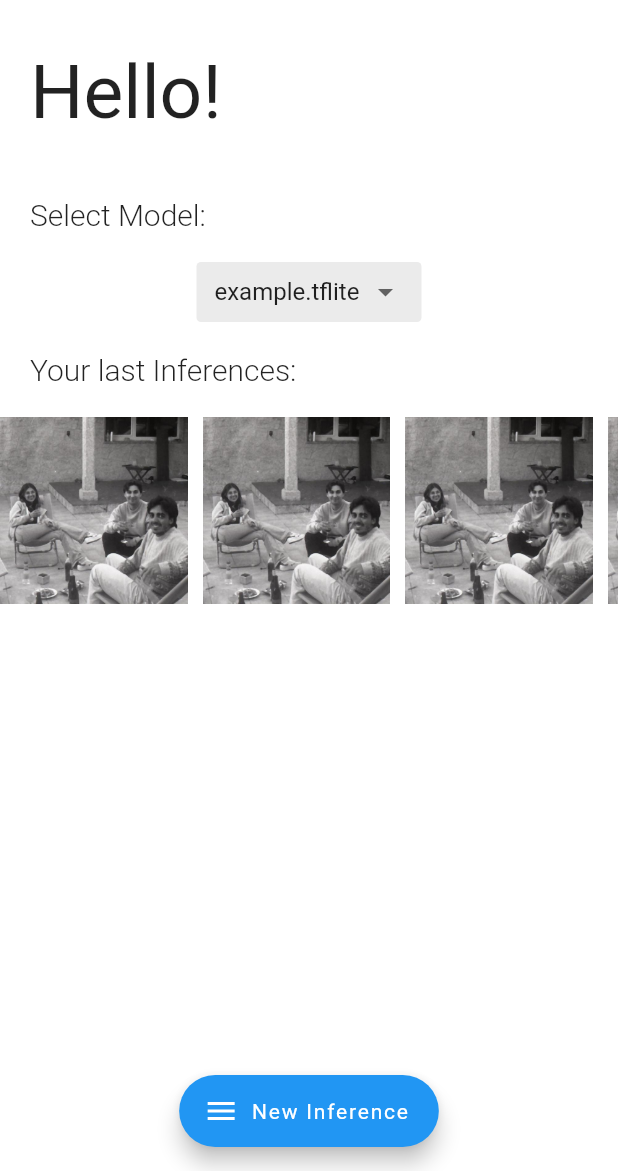
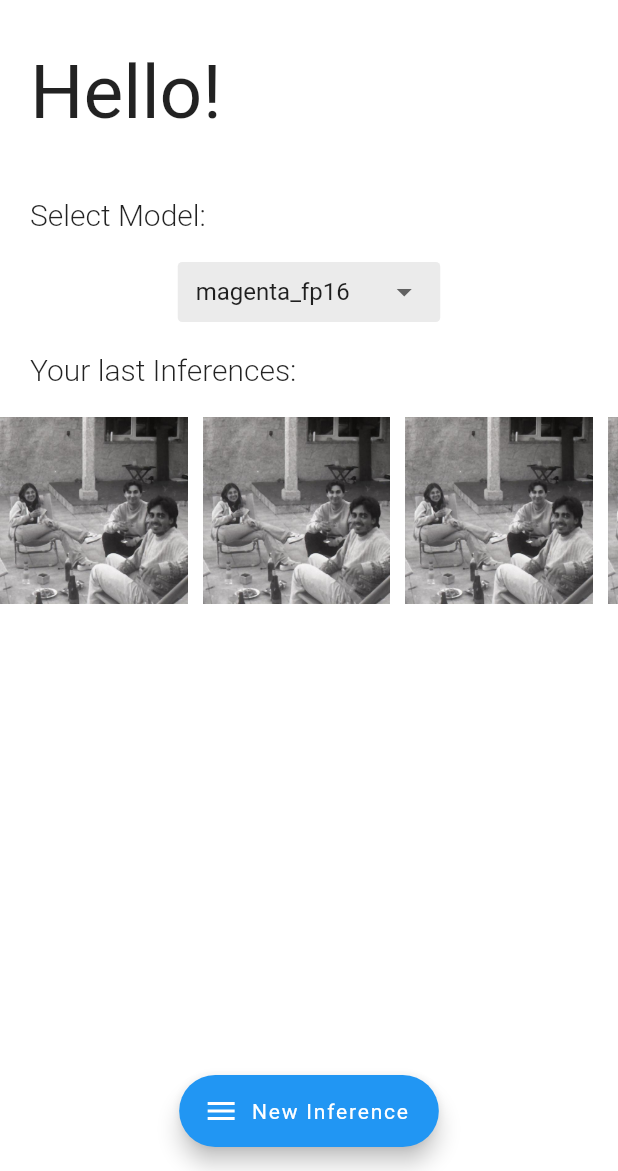
Before and after one commit to pguijas/artiluxio, a Flutter app: the screen it shows after launch, on a phone screen of 412 x 824 dp, the part 65-1236 px from its top. Run offline on Flutter 3.47's test engine with Material 2 defaults, Android fonts, the phone set to English and light mode, and no system bars; drawn by our look-alikes of flutter_speed_dial; our stand-ins replace flutter_bloc, image_picker, photo_view; missing offline and left inert: tflite_flutter.

Commit message:
Error con el modelo

```diff
--- a/lib/bloc/app_bloc.dart
+++ b/lib/bloc/app_bloc.dart
@@ -7,7 +7,7 @@ part 'app_bloc_event.dart';
 part 'app_bloc_state.dart';
 
 class AppBloc extends Bloc<AppBlocEvent, AppBlocState> {
-  List<String> models = ["example.tflite"];
+  List<String> models = ["magenta_fp16", "magenta_int8"];
   List<String> styleImages = [];
 
   final picker = ImagePicker();
--- a/lib/bloc/app_bloc_state.dart
+++ b/lib/bloc/app_bloc_state.dart
@@ -4,7 +4,7 @@ class AppBlocState {
   int styleIndex = 0;
   String actualInferencePath = "";
   bool runningInference = false;
-  StyleTransferer model = StyleTransferer("magenta", "fp16");
+  StyleTransferer model = StyleTransferer("magenta_fp16");
 
   AppBlocState(
       {required this.styleIndex,
--- a/lib/model/model.dart
+++ b/lib/model/model.dart
@@ -31,8 +31,9 @@ class StyleTransferer {
 
   late String name;
 
-  StyleTransferer(String modelName, String precision) {
-    name = modelName + "_" + precision;
+  StyleTransferer(String name) {
+    print("Loading model: $name");
+    name = "magenta" + "_" + "fp16";
     _stylePredictor = MODELS_FOLDER + name + "_prediction.tflite";
     _styleTransformer = MODELS_FOLDER + name + "_transfer.tflite";
   }
@@ -68,6 +69,12 @@ class StyleTransferer {
   }
 
   Future<String> transfer(File inputFile, File styleFile) async {
+    if (notLoaded) {
+      print("Model not loaded, llamandolo antes de cargarlo");
+    }
+    print("------Name: $name");
+    //if (name =)
+
     String inputName = basename(inputFile.path).split(".")[0];
     String styleName = basename(styleFile.path).split(".")[0];
     String outputFile =
--- a/lib/screens/main_screen.dart
+++ b/lib/screens/main_screen.dart
@@ -1,31 +1,23 @@
 import 'package:artiluxio/screens/help_screen.dart';
 import 'package:artiluxio/screens/image_screen.dart';
 import 'package:artiluxio/screens/inference_screen.dart';
+import 'package:artiluxio/screens/widgets/floatting_button.dart';
+import 'package:artiluxio/screens/widgets/last_inferences.dart';
+import 'package:artiluxio/screens/widgets/model_selector.dart';
 import 'package:flutter/material.dart';
 import 'package:flutter_bloc/flutter_bloc.dart';
-import 'package:image_picker/image_picker.dart';
 import '../bloc/app_bloc.dart';
 import 'package:flutter_speed_dial/flutter_speed_dial.dart';
 
-/*
-Main Screen Content:
-  - App Bar (title and settings button)
-  - Body
-    - Last Inferences (laterally scrollable)
-    - Load Model Button
-  - Floating Button (new inference)
-
-
-AQUI VA  ATOCAR DIVIDIR TODO EN COMPONENTES
-*/
-
 class MainScreen extends StatelessWidget {
+  // Atributes
   final String title = "ArtiLuxio";
   final double imgSize = 125.0;
   ValueNotifier<bool> isDialOpen = ValueNotifier(false);
 
   MainScreen({super.key});
 
+  // goInference Callback
   void goInference(BuildContext context, String imgPath) {
     AppBloc appBloc = BlocProvider.of<AppBloc>(context);
     Navigator.push(
@@ -35,8 +27,7 @@ class MainScreen extends StatelessWidget {
     );
   }
 
-  //_onImageButtonPressed(ImageSource.gallery, context: context);
-
+  // goToSettings Callback
   void goToSettings(BuildContext context) {
     Navigator.push(
       context,
@@ -44,7 +35,8 @@ class MainScreen extends StatelessWidget {
     );
   }
 
-  Widget itembluider(BuildContext context, int i) {
+  // itemBuilder Generator (last inferences)
+  Widget itemBuilder(BuildContext context, int i) {
     return InkWell(
         onTap: () {
           Navigator.push(
@@ -78,10 +70,7 @@ class MainScreen extends StatelessWidget {
           fit: BoxFit.contain,
           height: 30,
         ),
-
-        // set same color as background
         backgroundColor: isDarkMode ? Colors.black : Colors.white,
-
         elevation: 0.0,
         actions: [
           IconButton(
@@ -97,6 +86,9 @@ class MainScreen extends StatelessWidget {
       // Body
       body: Column(
         children: [
+          ///////////////////
+          /// Hello! Text
+          ///////////////////
           Container(
             margin: const EdgeInsets.only(left: 20.0, top: 20.0),
             child: const Align(
@@ -111,120 +103,38 @@ class MainScreen extends StatelessWidget {
             ),
           ),
 
-          Container(
-            margin: const EdgeInsets.only(left: 20.0, top: 40.0, bottom: 20.0),
-            child: const Align(
-              alignment: Alignment.topLeft,
-              child: Text(
-                "Select Model:",
-                style: TextStyle(
-                    fontSize: 20,
-                    fontFamily: "Roboto",
-                    fontWeight: FontWeight.w300),
-              ),
-            ),
+          ////////////////////////
+          /// Model Selectior
+          ///////////////////////
+          ModelSelector(isDarkMode: isDarkMode, models: models),
+
+          ////////////////////////
+          /// Last Inferences
+          ///////////////////////
+          LastInferences(
+            imgSize: imgSize,
+            itemBuilder: itemBuilder,
+          )
+        ],
       ),
 
-          // dropbox to select the model
-          Container(
-            padding: const EdgeInsets.symmetric(
-              horizontal: 12.0,
-            ),
-            height: 40.0,
-            width: 150.0,
-            decoration: BoxDecoration(
-                borderRadius: BorderRadius.circular(3.0),
-                color: isDarkMode
-                    ? const Color.fromARGB(20, 255, 255, 255)
-                    : const Color.fromARGB(20, 0, 0, 0)),
-            child: DropdownButtonHideUnderline(
-                child: DropdownButton(
-                    value: models[0],
-                    // obtain the value from the bloc
-                    items: models
-                        .map((e) => DropdownMenuItem(
-                            value: e,
-                            child: Text(
-                              e,
-                            )))
-                        .toList(),
-                    onChanged: (value) {
-                      print(value);
-                    }) // your Dropdown Widget here
-                ),
-          ),
-          Container(
-              margin:
-                  const EdgeInsets.only(left: 20.0, top: 20.0, bottom: 20.0),
-              child: const Align(
-                alignment: Alignment.topLeft,
-                child: Text(
-                  "Your last Inferences:",
-                  style: TextStyle(
-                      fontSize: 20,
-                      fontFamily: "Roboto",
-                      fontWeight: FontWeight.w300),
-                ),
-              )),
-
-          // Last Inferences Scrollable
-          SizedBox(
-            height: imgSize,
-            child: ListView.separated(
-              scrollDirection: Axis.horizontal,
-              padding: const EdgeInsets.all(0),
-              itemCount: 10,
-              itemBuilder: (_, i) => itembluider(context, i),
-              separatorBuilder: (_, i) => const SizedBox(width: 10),
-            ),
-          ),
-        ],
-      ),
-      /*
-        Center(
-          child: ElevatedButton(
-            onPressed: () {
-              BlocProvider.of<AppBloc>(context).add(ModelLoadedEvent("model"));
-            },
-            child: const Text("Load Model"),
-          ),
-        ),
-        */
-
+      //////////////////////////////
       // Centered Floating Button
+      //////////////////////////////
       floatingActionButtonLocation: FloatingActionButtonLocation.centerFloat,
-      floatingActionButton: SpeedDial(
-        backgroundColor:
-            Theme.of(context).colorScheme.primary, // primary swatch
-        animatedIcon: AnimatedIcons.menu_arrow,
-        label: const Text("New Inference"),
-        renderOverlay: true,
-        spacing: 10,
-        spaceBetweenChildren: 10,
-        switchLabelPosition: true,
-        openCloseDial: isDialOpen,
-
-        children: [
-          SpeedDialChild(
-            child: const Icon(Icons.camera_alt),
-            label: "Camera",
-            onTap: () {
+      floatingActionButton: FloattingButton(
+        isDialOpen: isDialOpen,
+        onCamera: () {
           BlocProvider.of<AppBloc>(context)
               .getInputImage(true, context, goInference);
           isDialOpen.value = false;
         },
-          ),
-          SpeedDialChild(
-            child: const Icon(Icons.add_photo_alternate),
-            label: "Gallery",
-            onTap: () {
+        onGallery: () {
           BlocProvider.of<AppBloc>(context)
               .getInputImage(false, context, goInference);
           isDialOpen.value = false;
         },
       ),
-        ],
-      ),
     );
   }
 }
--- /dev/null
+++ b/lib/screens/widgets/floatting_button.dart
@@ -0,0 +1,40 @@
+import 'package:flutter/material.dart';
+import 'package:flutter_speed_dial/flutter_speed_dial.dart';
+
+class FloattingButton extends StatelessWidget {
+  ValueNotifier<bool> isDialOpen;
+  Function onCamera;
+  Function onGallery;
+
+  FloattingButton(
+      {required this.isDialOpen,
+      required this.onCamera,
+      required this.onGallery});
+
+  @override
+  Widget build(BuildContext context) {
+    return SpeedDial(
+      backgroundColor: Theme.of(context).colorScheme.primary, // primary swatch
+      animatedIcon: AnimatedIcons.menu_arrow,
+      label: const Text("New Inference"),
+      renderOverlay: true,
+      spacing: 10,
+      spaceBetweenChildren: 10,
+      switchLabelPosition: true,
+      openCloseDial: isDialOpen,
+
+      children: [
+        SpeedDialChild(
+          child: const Icon(Icons.camera_alt),
+          label: "Camera",
+          onTap: () => onCamera(),
+        ),
+        SpeedDialChild(
+          child: const Icon(Icons.add_photo_alternate),
+          label: "Gallery",
+          onTap: () => onGallery(),
+        ),
+      ],
+    );
+  }
+}
--- /dev/null
+++ b/lib/screens/widgets/last_inferences.dart
@@ -0,0 +1,41 @@
+import 'package:flutter/material.dart';
+
+class LastInferences extends StatelessWidget {
+  final double imgSize;
+  final Widget Function(BuildContext, int) itemBuilder;
+
+  const LastInferences(
+      {required this.imgSize, required this.itemBuilder, super.key});
+
+  @override
+  Widget build(BuildContext context) {
+    return Column(
+      children: [
+        Container(
+            margin: const EdgeInsets.only(left: 20.0, top: 20.0, bottom: 20.0),
+            child: const Align(
+              alignment: Alignment.topLeft,
+              child: Text(
+                "Your last Inferences:",
+                style: TextStyle(
+                    fontSize: 20,
+                    fontFamily: "Roboto",
+                    fontWeight: FontWeight.w300),
+              ),
+            )),
+
+        // Last Inferences Scrollable
+        SizedBox(
+          height: imgSize,
+          child: ListView.separated(
+            scrollDirection: Axis.horizontal,
+            padding: const EdgeInsets.all(0),
+            itemCount: 10,
+            itemBuilder: (_, i) => itemBuilder(context, i),
+            separatorBuilder: (_, i) => const SizedBox(width: 10),
+          ),
+        ),
+      ],
+    );
+  }
+}
--- /dev/null
+++ b/lib/screens/widgets/model_selector.dart
@@ -0,0 +1,59 @@
+import 'package:flutter/material.dart';
+
+class ModelSelector extends StatelessWidget {
+  final bool isDarkMode;
+  final List<String> models;
+
+  const ModelSelector(
+      {required this.isDarkMode, required this.models, super.key});
+
+  @override
+  Widget build(BuildContext context) {
+    return Column(
+      children: [
+        Container(
+          margin: const EdgeInsets.only(left: 20.0, top: 40.0, bottom: 20.0),
+          child: const Align(
+            alignment: Alignment.topLeft,
+            child: Text(
+              "Select Model:",
+              style: TextStyle(
+                  fontSize: 20,
+                  fontFamily: "Roboto",
+                  fontWeight: FontWeight.w300),
+            ),
+          ),
+        ),
+
+        // dropbox to select the model
+        Container(
+          padding: const EdgeInsets.symmetric(
+            horizontal: 12.0,
+          ),
+          height: 40.0,
+          width: 175.0,
+          decoration: BoxDecoration(
+              borderRadius: BorderRadius.circular(3.0),
+              color: isDarkMode
+                  ? const Color.fromARGB(20, 255, 255, 255)
+                  : const Color.fromARGB(20, 0, 0, 0)),
+          child: DropdownButtonHideUnderline(
+              child: DropdownButton(
+                  value: models[0],
+                  // obtain the value from the bloc
+                  items: models
+                      .map((e) => DropdownMenuItem(
+                          value: e,
+                          child: Text(
+                            e,
+                          )))
+                      .toList(),
+                  onChanged: (value) {
+                    print(value);
+                  }) // your Dropdown Widget here
+              ),
+        ),
+      ],
+    );
+  }
+}
--- /dev/null
+++ b/lib/screens/widgets/my_app_bar.dart
@@ -0,0 +1,33 @@
+import 'package:flutter/material.dart';
+
+class MyAppBar extends StatelessWidget {
+  final bool isDarkMode;
+  final Function(void) goToSettings;
+  const MyAppBar(
+      {required this.goToSettings, required this.isDarkMode, super.key});
+
+  @override
+  PreferredSizeWidget build(BuildContext context) {
+    return AppBar(
+      title: Image.asset(
+        'assets/logo.png',
+        fit: BoxFit.contain,
+        height: 30,
+      ),
+
+      // set same color as background
+      backgroundColor: isDarkMode ? Colors.black : Colors.white,
+
+      elevation: 0.0,
+      actions: [
+        IconButton(
+          icon: const Icon(Icons.help_outline),
+          color: isDarkMode ? Colors.white : Colors.black,
+          onPressed: () {
+            goToSettings(context);
+          },
+        ),
+      ],
+    );
+  }
+}
```
Lines whose indentation alone changed are shown as unchanged.
